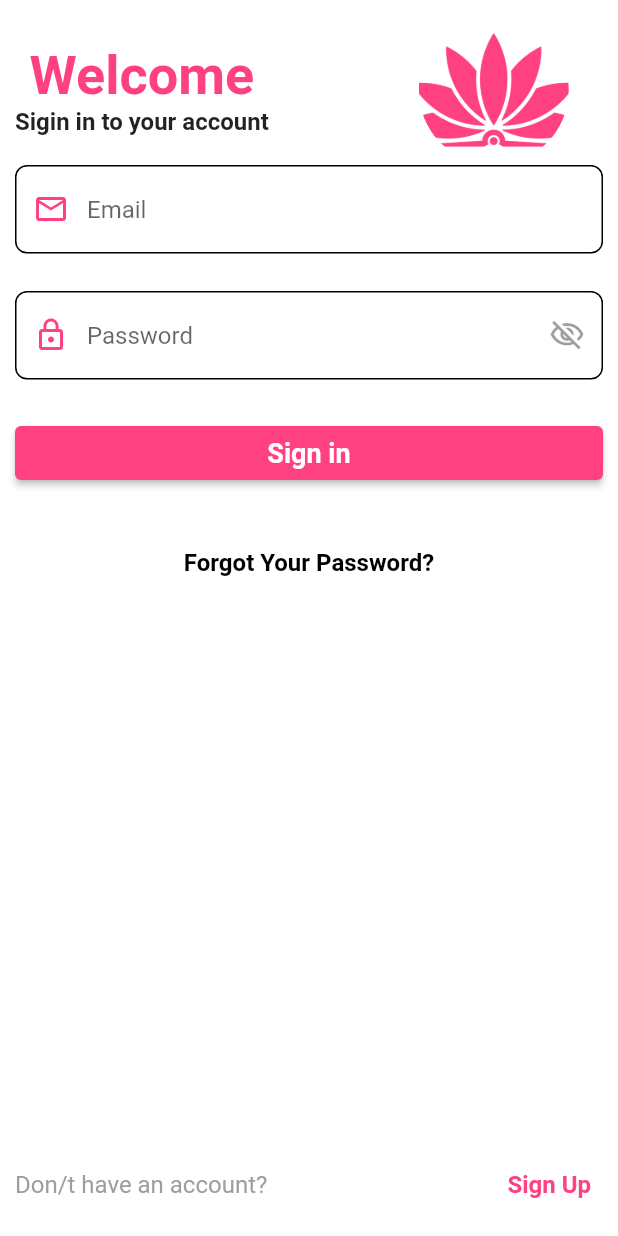
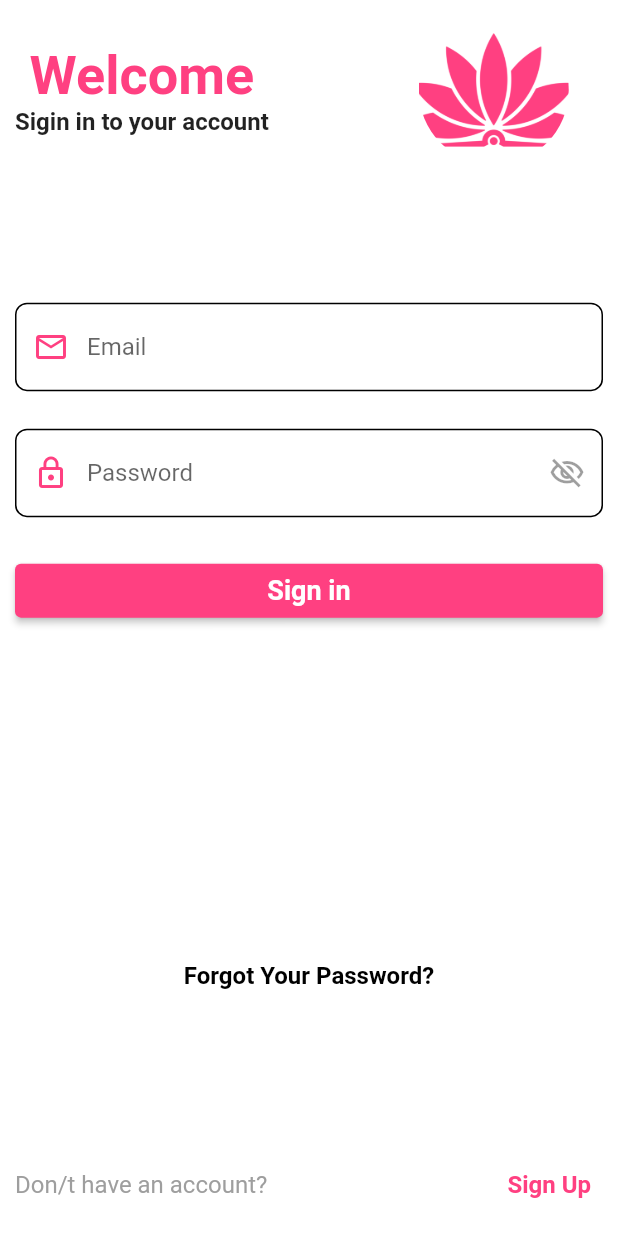
Before and after one commit to imad0123456789/beauty_beyond_app, a Flutter app: the screen it shows after launch, on a phone screen of 412 x 824 dp. Run offline on Flutter 3.47's test engine with Material 2 defaults, Android fonts, the phone set to English and light mode, and no system bars; our stand-ins replace cloud_firestore, firebase_auth, firebase_core, firebase_messaging, firebase_storage, font_awesome_flutter and 3 more; accounts and stored records are empty.

Commit message:
Expanded

```diff
--- a/lib/components/sign_up_form.dart
+++ b/lib/components/sign_up_form.dart
@@ -89,7 +89,8 @@ class _SignUpFormState extends State<SignUpForm> {
 
   @override
   Widget build(BuildContext context) {
-    return Form(
+    return Expanded(
+      child: Form(
         key: _formKey,
         child: SingleChildScrollView(
           child: Column(
@@ -209,6 +210,7 @@ class _SignUpFormState extends State<SignUpForm> {
 
 
             ],
+          ),
         ),
       ),
     );
--- a/lib/screens/auth_page.dart
+++ b/lib/screens/auth_page.dart
@@ -26,7 +26,7 @@ class _AuthPageState extends State<AuthPage> {
         ),
         child: SafeArea(
           child: Column(
-            mainAxisAlignment: MainAxisAlignment.start,
+            mainAxisAlignment: MainAxisAlignment.spaceBetween,
             crossAxisAlignment: CrossAxisAlignment.stretch,
             children:<Widget> [
               isSignIn? Row(
@@ -87,7 +87,7 @@ class _AuthPageState extends State<AuthPage> {
               ) : Container(
 
               ),
-              const Spacer(),
+              //const Spacer(),
 
                   Row(
                     mainAxisAlignment: MainAxisAlignment.spaceBetween,
```
Lines whose indentation alone changed are shown as unchanged.
